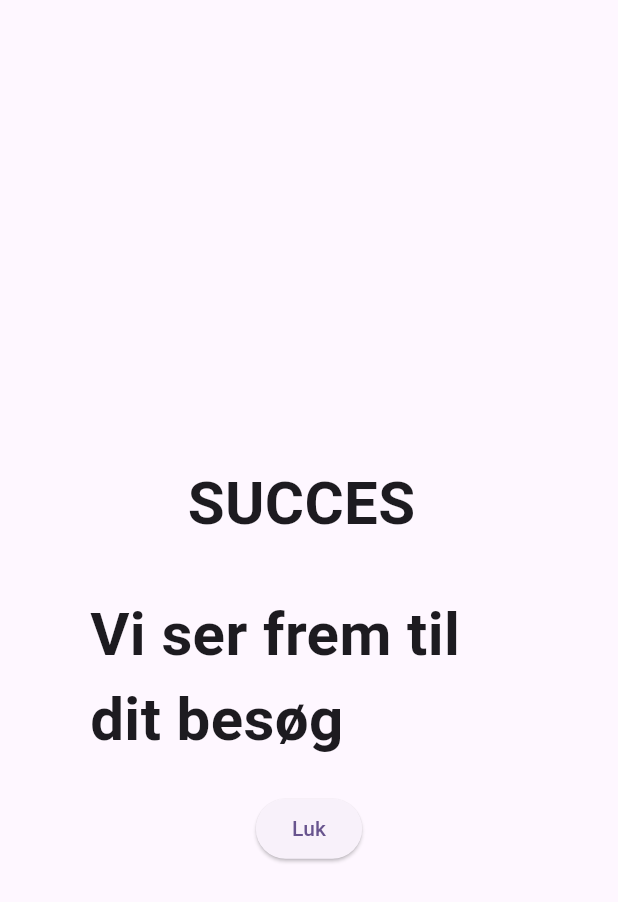
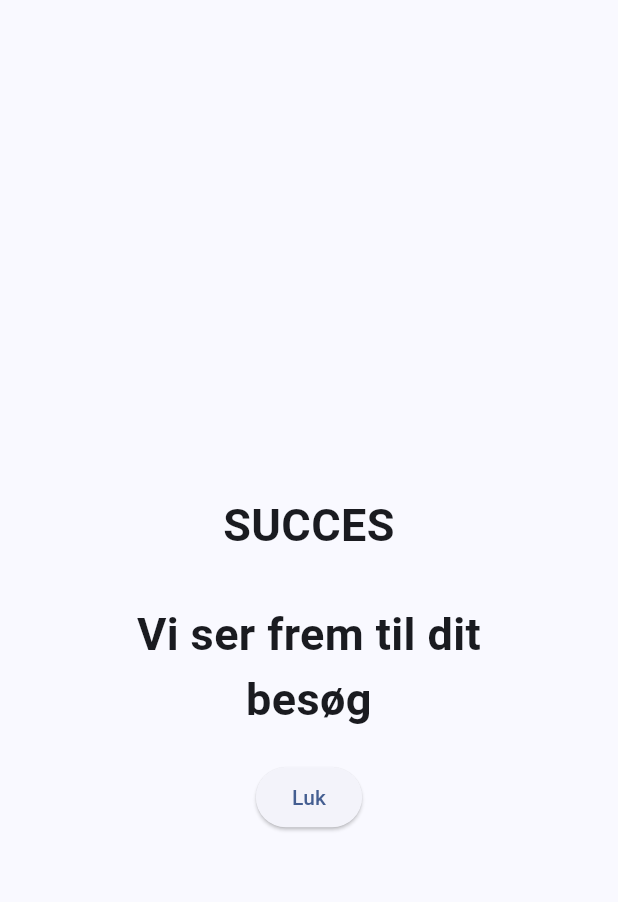
Before and after one commit to J0nasP/tvProject, a Flutter app: the ConfirmationPage screen opened by its route, on a phone screen of 412 x 824 dp. Shown: the top 902 px of the screen. Run offline on Flutter 3.47's test engine with Material 3 defaults, Android fonts, the phone set to English and light mode, and no system bars; our stand-ins replace form_validator; missing offline and left inert: booking_calendar.

Commit message:
made minor styling changes so it look better on phone

```diff
--- a/booking_application/lib/confirmation.dart
+++ b/booking_application/lib/confirmation.dart
@@ -26,14 +26,16 @@ class ConfirmationPageState extends State<ConfirmationPage> {
               ),
               const Text(
                 "SUCCES ",
-                style: TextStyle(fontSize: 40, fontWeight: FontWeight.bold),
+                style: TextStyle(fontSize: 30, fontWeight: FontWeight.bold),
+                textAlign: TextAlign.center,
               ),
               const SizedBox(
                 height: 30,
               ),
               const Text(
                 "Vi ser frem til dit besøg",
-                style: TextStyle(fontSize: 40, fontWeight: FontWeight.bold),
+                style: TextStyle(fontSize: 30, fontWeight: FontWeight.bold),
+                textAlign: TextAlign.center,
               ),
               SizedBox(
                 height: 20,
--- a/booking_application/lib/main.dart
+++ b/booking_application/lib/main.dart
@@ -20,12 +20,12 @@ class MyApp extends StatelessWidget {
     return MaterialApp(
         title: "Table Booking",
         theme: ThemeData(
-          primaryColor: Colors.deepPurple,
+          primaryColor: Colors.blueAccent,
           colorScheme: ColorScheme.fromSeed(
-            seedColor: Colors.deepPurple,
+            seedColor: Colors.blueAccent,
           ),
         ),
-        initialRoute: '/calendar',
+        initialRoute: '/count',
         routes: {
           '/': (context) => const CustomUser(),
           '/count': (context) => const PersonCount(),
--- a/booking_application/lib/welcome.dart
+++ b/booking_application/lib/welcome.dart
@@ -23,7 +23,7 @@ class CustomUserState extends State<CustomUser> {
         child: Form(
           key: _formKey,
           child: Padding(
-            padding: EdgeInsets.all(120.0),
+            padding: EdgeInsets.all(60.0),
             child: Column(
               crossAxisAlignment: CrossAxisAlignment.center,
               children: <Widget>[
@@ -59,7 +59,7 @@ class CustomUserState extends State<CustomUser> {
                   onPressed: () {
                     Navigator.pushNamed(context, "/count");
                   },
-                  child: const Text('Næste Side'),
+                  child: const Text('Fortsæt til betilling'),
                 )
               ],
             ),
```
Also changed, not shown: booking_application/lib/personCount.dart (+33 -1 lines).
